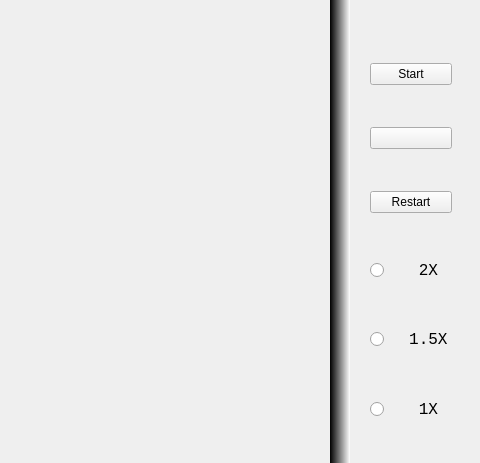
This is Snake/widget.ui in Faye-bit/personal-study as Qt 5 draws it before an edit; both pictures show x 270 to 750 and y 137 to 600 of the 750 by 600 pixel window. The edited form follows.
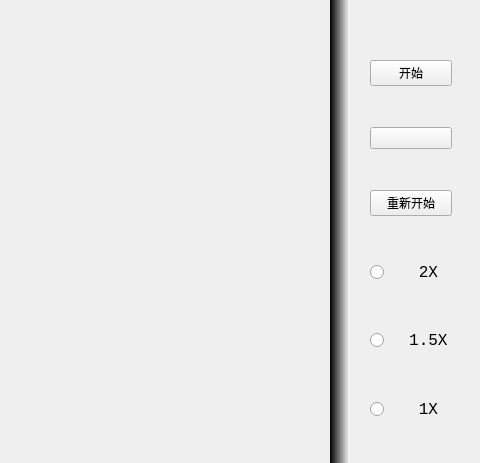
This is the edited form. Icons and pictures are not drawn.

Commit message: 完善了蛇的渐变效果，修复了一些bug，并全部修改为中文。

Patch:
```diff
--- a/Snake/widget.ui
+++ b/Snake/widget.ui
@@ -92,7 +92,7 @@
     <item>
      <widget class="QPushButton" name="btnStart">
       <property name="text">
-       <string>Start</string>
+       <string>开始</string>
       </property>
      </widget>
     </item>
@@ -102,7 +102,7 @@
     <item>
      <widget class="QPushButton" name="btnRestart">
       <property name="text">
-       <string>Restart</string>
+       <string>重新开始</string>
       </property>
      </widget>
     </item>
```
The commit also changes 2 other files.
